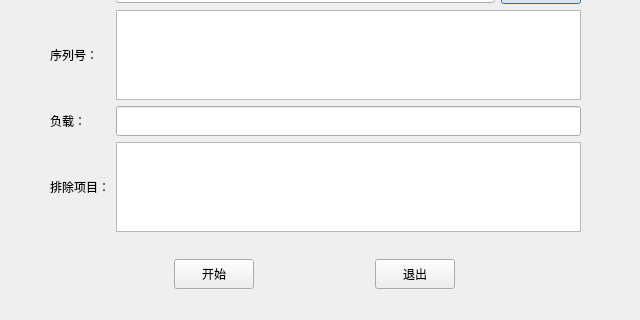
The window that GUI.ui (yooxii/ATWK) describes before a commit, drawn with Qt 5; both pictures show x 0 to 640 and y 160 to 480 of the 640 by 480 pixel window.
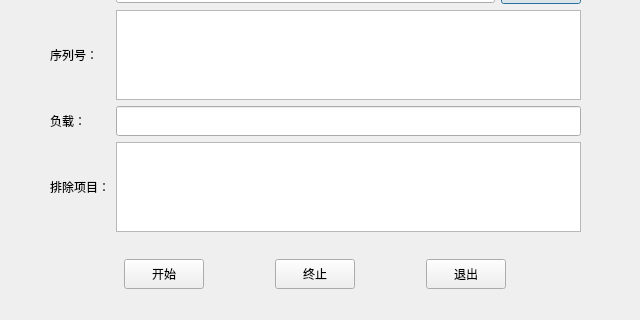
The same window after the commit.

Commit message:
feat(ui): 添加终止测试按钮功能
在 ELEKTRA_GUI.py 中，添加了 btn_stop 按钮的点击事件处理函数 stopTest。该函数在点击终止按钮时保存当前配置并退出程序。

在 ELEKTRA_autoTest.py 中，修改了 click_image 函数的调用，增加了对 self.var_first 变量的判断，如果为真则额外点击一次确认图像。

在 ui_GUI.py 中，添加了 btn_stop 按钮的定义，并设置了其属性，包括启用状态、大小策略、最小/最大尺寸等。同时在 retranslateUi 函数中设置了 btn_stop 的文本为“终止”。

在 history 文件夹中，添加了四个新的 JSON 配置文件，分别为 FSF019-612G.json、FSH092-4C0G.json、FSM038-GQ1G.json 和 POH001-280G.json。这些文件包含了不同型号设备的测试配置信息。

修改了 FSL020-00AG.json 文件，添加了 "110V" 到 "power" 列表中，以包含更多电压配置选项。

The edit to the form file:
```diff
--- a/GUI.ui
+++ b/GUI.ui
@@ -521,6 +521,34 @@
          </property>
         </widget>
        </item>
+       <item>
+        <widget class="QPushButton" name="btn_stop">
+         <property name="enabled">
+          <bool>true</bool>
+         </property>
+         <property name="sizePolicy">
+          <sizepolicy hsizetype="Minimum" vsizetype="Fixed">
+           <horstretch>0</horstretch>
+           <verstretch>0</verstretch>
+          </sizepolicy>
+         </property>
+         <property name="minimumSize">
+          <size>
+           <width>0</width>
+           <height>30</height>
+          </size>
+         </property>
+         <property name="maximumSize">
+          <size>
+           <width>80</width>
+           <height>30</height>
+          </size>
+         </property>
+         <property name="text">
+          <string>终止</string>
+         </property>
+        </widget>
+       </item>
        <item>
         <widget class="QPushButton" name="btn_quit">
          <property name="minimumSize">
```
The commit also changes 7 other files.
